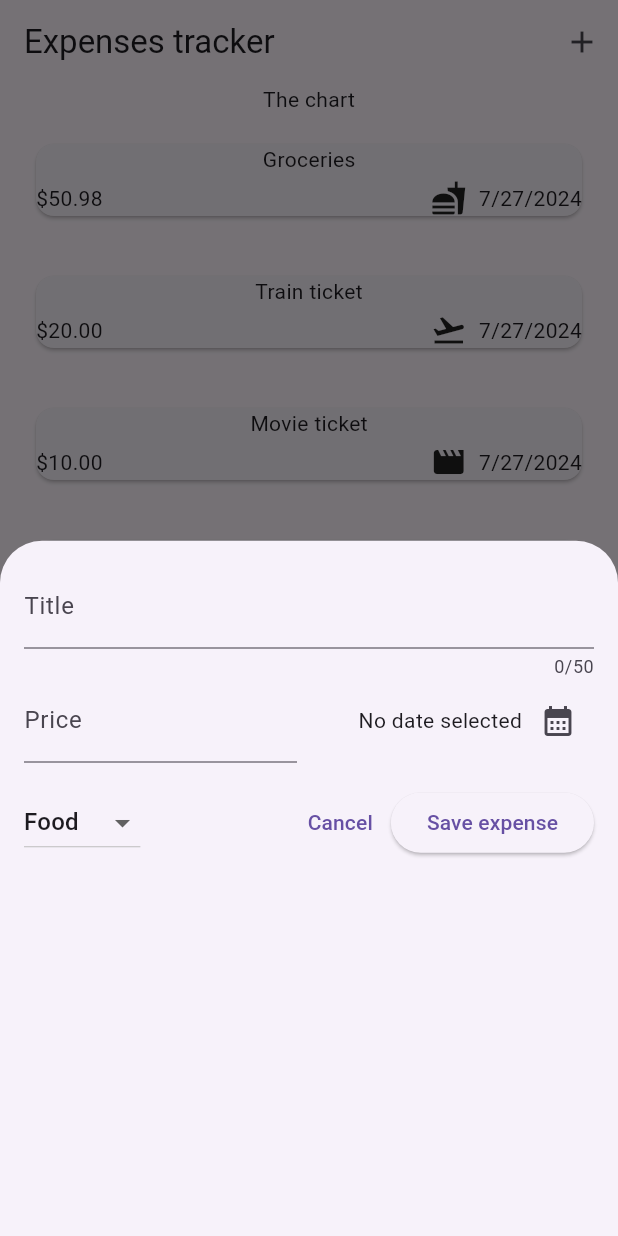
After one commit to MarcinFed/expense_tracker, a Flutter app: the screen it shows after launch, after a tap on the "add" icon, on a phone screen of 412 x 824 dp. The commit adds this screen. Run offline on Flutter 3.47's test engine with Material 3 defaults, Android fonts, the phone set to English and light mode, and no system bars.

Commit message:
Started working on user input

```diff
--- a/lib/models/expense.dart
+++ b/lib/models/expense.dart
@@ -3,7 +3,7 @@ import 'package:uuid/uuid.dart';
 import 'package:intl/intl.dart';
 
 const uuid = Uuid();
-final formater = DateFormat.yMd();
+final formatter = DateFormat.yMd();
 
 enum Category {
   food,
@@ -34,7 +34,7 @@ class Expense {
   final Category category;
 
   String get formattedDate {
-    return formater.format(date);
+    return formatter.format(date);
   }
 
   IconData get icon {
--- a/lib/widgets/expenses.dart
+++ b/lib/widgets/expenses.dart
@@ -1,4 +1,5 @@
 import 'package:expense_tracker/widgets/expenses_list/expenses_list.dart';
+import 'package:expense_tracker/widgets/new_expense.dart';
 import 'package:flutter/material.dart';
 import 'package:expense_tracker/models/expense.dart';
 
@@ -39,11 +40,24 @@ class _ExpensesState extends State<Expenses> {
     ),
   ];
 
+  void _openExpenseForm() {
+    showModalBottomSheet(
+      context: context,
+      builder: (ctx) => const NewExpense(),
+    );
+  }
+
   @override
   Widget build(BuildContext context) {
     return Scaffold(
       appBar: AppBar(
-        title: const Text('Expenses'),
+        title: const Text('Expenses tracker'),
+        actions: [
+          IconButton(
+            icon: const Icon(Icons.add),
+            onPressed: _openExpenseForm,
+          ),
+        ],
       ),
       body: Column(
         children: [
--- /dev/null
+++ b/lib/widgets/new_expense.dart
@@ -0,0 +1,127 @@
+import 'package:flutter/material.dart';
+import 'package:expense_tracker/models/expense.dart';
+
+class NewExpense extends StatefulWidget {
+  const NewExpense({super.key});
+
+  @override
+  State<StatefulWidget> createState() {
+    return _NewExpenseState();
+  }
+}
+
+class _NewExpenseState extends State<NewExpense> {
+  final _titleController = TextEditingController();
+  final _priceController = TextEditingController();
+  DateTime? _selectedDate;
+  Category _selectedCategory = Category.food;
+
+  void _presentDatePicker() async {
+    final now = DateTime.now();
+    final firstDate = DateTime(now.year - 1, now.month, now.day);
+    final pickedDate = await showDatePicker(
+      context: context,
+      initialDate: now,
+      firstDate: firstDate,
+      lastDate: now,
+    );
+    setState(() {
+      _selectedDate = pickedDate;
+    });
+  }
+
+  @override
+  void dispose() {
+    _titleController.dispose();
+    _priceController.dispose();
+    super.dispose();
+  }
+
+  @override
+  Widget build(context) {
+    return Padding(
+      padding: const EdgeInsets.all(16),
+      child: Column(
+        children: [
+          TextField(
+            controller: _titleController,
+            maxLength: 50,
+            decoration: const InputDecoration(
+              labelText: 'Title',
+            ),
+          ),
+          Row(
+            children: [
+              Expanded(
+                child: TextField(
+                  controller: _priceController,
+                  keyboardType:
+                      const TextInputType.numberWithOptions(decimal: true),
+                  decoration: const InputDecoration(
+                    prefixText: '\$',
+                    labelText: 'Price',
+                  ),
+                ),
+              ),
+              const SizedBox(width: 16),
+              Expanded(
+                child: Row(
+                  mainAxisAlignment: MainAxisAlignment.end,
+                  crossAxisAlignment: CrossAxisAlignment.center,
+                  children: [
+                    Text(
+                      _selectedDate == null
+                          ? 'No date selected'
+                          : formatter.format(_selectedDate!),
+                    ),
+                    IconButton(
+                      onPressed: _presentDatePicker,
+                      icon: const Icon(Icons.calendar_month),
+                    ),
+                  ],
+                ),
+              ),
+            ],
+          ),
+          const SizedBox(height: 16),
+          Row(
+            children: [
+              DropdownButton(
+                value: _selectedCategory,
+                items: Category.values
+                    .map(
+                      (category) => DropdownMenuItem(
+                        value: category,
+                        child: Text(
+                          category.name.replaceRange(0, 1, category.name[0].toUpperCase()),
+                        ),
+                      ),
+                    )
+                    .toList(),
+                onChanged: (value) {
+                  setState(() {
+                    _selectedCategory = value as Category;
+                  });
+                },
+              ),
+              const Spacer(),
+              TextButton(
+                onPressed: () {
+                  Navigator.pop(context);
+                },
+                child: const Text('Cancel'),
+              ),
+              ElevatedButton(
+                onPressed: () {
+                  print(_titleController.text);
+                  print(_priceController.text);
+                },
+                child: const Text('Save expense'),
+              ),
+            ],
+          ),
+        ],
+      ),
+    );
+  }
+}
```
